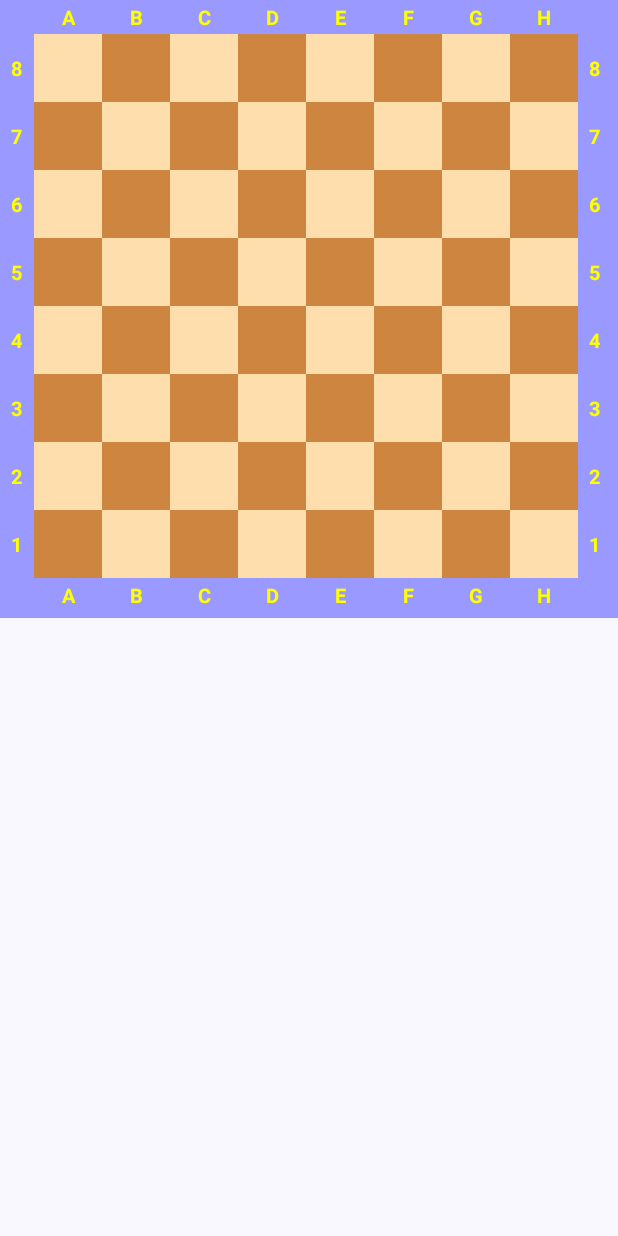
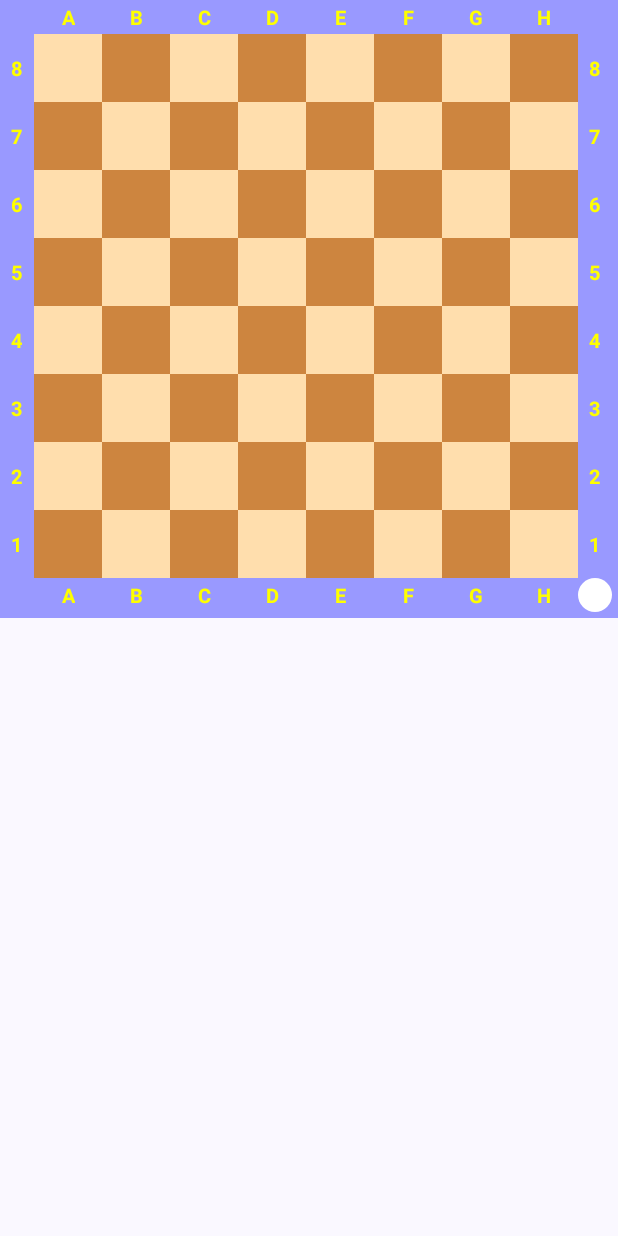
Before and after one commit to loloof64/Compose_Chess_Experiment, an Android app built with Jetpack Compose: the composable ChessBoard shown on its own in the app's theme, on a phone screen of 412 x 824 dp. Run offline under Robolectric (Android 15) with nearby library versions, the phone set to English and light mode, and no system bars.

```diff
--- a/app/src/main/AndroidManifest.xml
+++ b/app/src/main/AndroidManifest.xml
@@ -3,6 +3,7 @@
     xmlns:tools="http://schemas.android.com/tools">
 
     <application
+        android:name=".MyApplication"
         android:allowBackup="true"
         android:dataExtractionRules="@xml/data_extraction_rules"
         android:fullBackupContent="@xml/backup_rules"
@@ -15,7 +16,6 @@
         <activity
             android:name=".MainActivity"
             android:exported="true"
-            android:label="@string/app_name"
             android:theme="@style/Theme.ComposeChessExperiment">
             <intent-filter>
                 <action android:name="android.intent.action.MAIN" />
--- a/app/src/main/java/com/loloof64/compose_chess_experiment/ui/components/ChessBoard.kt
+++ b/app/src/main/java/com/loloof64/compose_chess_experiment/ui/components/chess_board/ChessBoard.kt
@@ -16,14 +16,15 @@
     along with this program.  If not, see <https://www.gnu.org/licenses/>.
 
  */
-package com.loloof64.compose_chess_experiment.ui.components
+package com.loloof64.compose_chess_experiment.ui.components.chess_board
 
 import androidx.compose.foundation.background
 import androidx.compose.foundation.layout.*
 import androidx.compose.foundation.shape.CircleShape
+import androidx.compose.material3.Button
 import androidx.compose.material3.Surface
 import androidx.compose.material3.Text
-import androidx.compose.runtime.Composable
+import androidx.compose.runtime.*
 import androidx.compose.ui.Alignment
 import androidx.compose.ui.Modifier
 import androidx.compose.ui.draw.clip
@@ -34,9 +35,14 @@ import androidx.compose.ui.text.style.TextAlign
 import androidx.compose.ui.tooling.preview.Devices
 import androidx.compose.ui.tooling.preview.Preview
 import androidx.compose.ui.unit.Dp
+import androidx.compose.ui.unit.sp
 
 @Composable
-fun ChessBoard() {
+fun ChessBoard(
+    position: String = "rnbqkbnr/pppppppp/8/8/8/8/PPPPPPPP/RNBQKBNR w KQkq - 0 1"
+) {
+    val positionParts = position.split(' ')
+    val isWhiteTurn = positionParts[1] == "w"
     val bgColor = Color(0xFF9999FF)
     BoxWithConstraints {
         val heightBasedAspectRatio = maxHeight > maxWidth
@@ -54,7 +60,7 @@ fun ChessBoard() {
                 val firstIsWhite = it % 2 == 0
                 ChessBoardCellsLine(cellSize = cellSize, firstCellWhite = firstIsWhite, rowLabel = rowLabel)
             }
-            ChessBoardHorizontalLabels(cellSize = cellSize, whiteTurn = null)
+            ChessBoardHorizontalLabels(cellSize = cellSize, whiteTurn = isWhiteTurn)
         }
     }
 }
@@ -189,6 +195,13 @@ fun ChessBoardPreview() {
         verticalArrangement = Arrangement.Center,
         horizontalAlignment = Alignment.CenterHorizontally
     ) {
-        ChessBoard()
+        Button(onClick = {
+            /* TODO */
+        }) {
+            Text(text = "New game", fontSize = 25.sp)
+        }
+        ChessBoard(
+            position = "rnbqkbnr/pppppppp/8/8/8/8/PPPPPPPP/RNBQKBNR w KQkq - 0 1"
+        )
     }
 }
--- a/build.gradle
+++ b/build.gradle
@@ -7,4 +7,5 @@ plugins {
     id 'com.android.application' version '7.3.1' apply false
     id 'com.android.library' version '7.3.1' apply false
     id 'org.jetbrains.kotlin.android' version '1.6.10' apply false
+    id 'com.google.dagger.hilt.android' version '2.44' apply false
 }
```
Also changed, not shown: app/build.gradle (+15 -0 lines), app/src/main/java/com/loloof64/compose_chess_experiment/MainActivity.kt (+7 -0 lines).
